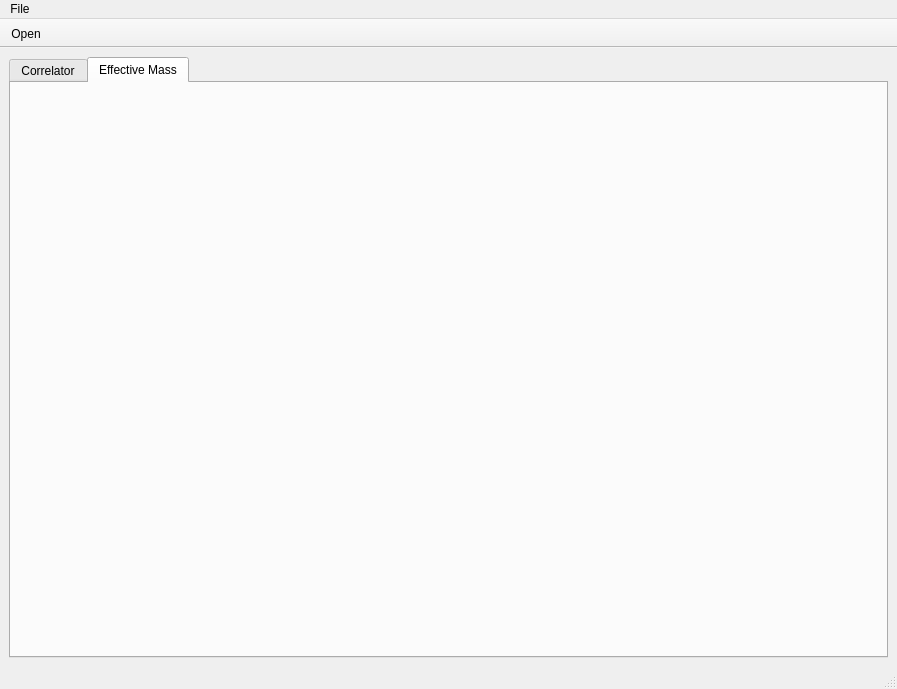
Qt form mainwindow.ui (aportelli/Plateau) before a commit.
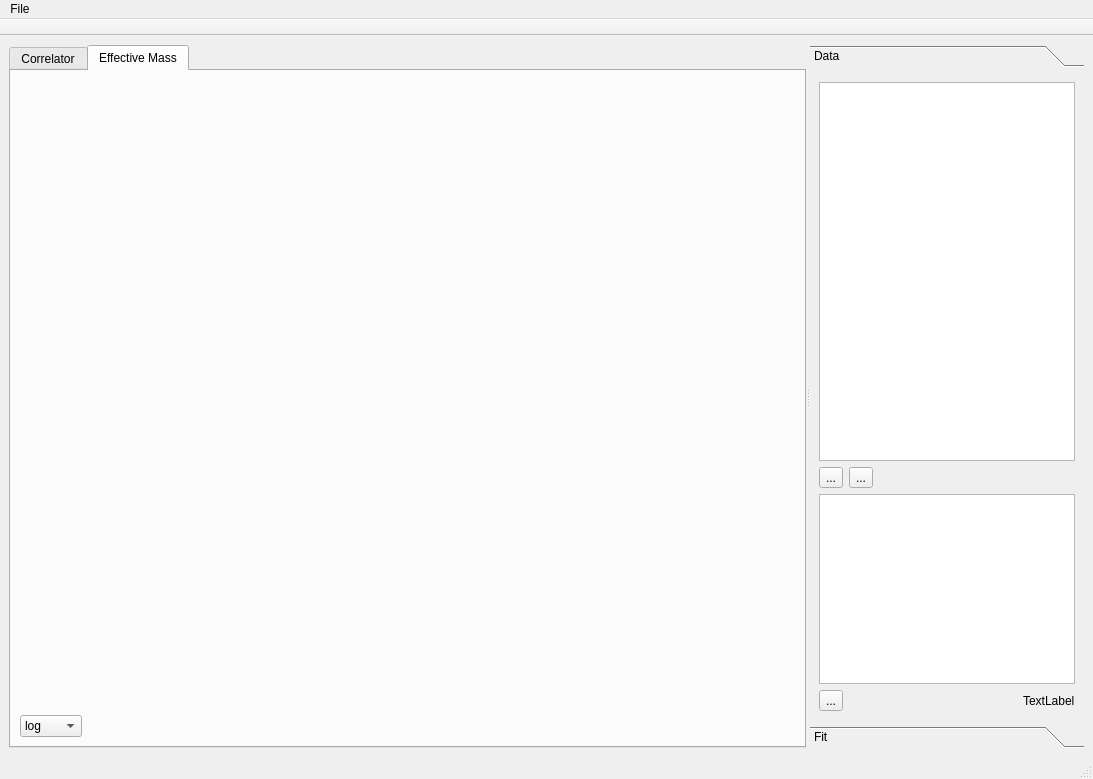
The same form after that commit. The open tabs and pages were chosen to show the change.

Commit message: MVC implementation of data file list, does not load anything yet

Diff of the .ui file:
```diff
--- a/mainwindow.ui
+++ b/mainwindow.ui
@@ -6,17 +6,27 @@
    <rect>
     <x>0</x>
     <y>0</y>
-    <width>897</width>
-    <height>689</height>
+    <width>1093</width>
+    <height>779</height>
    </rect>
   </property>
   <property name="windowTitle">
    <string>MainWindow</string>
   </property>
   <widget class="QWidget" name="centralwidget">
-   <layout class="QGridLayout" name="gridLayout">
-    <item row="0" column="0">
+   <layout class="QVBoxLayout" name="verticalLayout">
+    <item>
+     <widget class="QSplitter" name="splitter">
+      <property name="orientation">
+       <enum>Qt::Horizontal</enum>
+      </property>
      <widget class="QTabWidget" name="tabWidget">
+       <property name="sizePolicy">
+        <sizepolicy hsizetype="Preferred" vsizetype="Preferred">
+         <horstretch>3</horstretch>
+         <verstretch>0</verstretch>
+        </sizepolicy>
+       </property>
       <property name="currentIndex">
        <number>0</number>
       </property>
@@ -66,10 +76,179 @@
        <layout class="QVBoxLayout" name="verticalLayout2">
         <item>
          <widget class="QWidget" name="emPlot" native="true">
-          <layout class="QHBoxLayout" name="emPlotLayout"/>
-         </widget>
-        </item>
-       </layout>
+           <layout class="QHBoxLayout" name="emPlotLayout">
+            <property name="spacing">
+             <number>0</number>
+            </property>
+            <property name="leftMargin">
+             <number>0</number>
+            </property>
+            <property name="topMargin">
+             <number>0</number>
+            </property>
+            <property name="rightMargin">
+             <number>0</number>
+            </property>
+            <property name="bottomMargin">
+             <number>0</number>
+            </property>
+           </layout>
+          </widget>
+         </item>
+         <item>
+          <layout class="QHBoxLayout" name="horizontalLayout_2">
+           <item>
+            <widget class="QComboBox" name="comboBox">
+             <item>
+              <property name="text">
+               <string>log</string>
+              </property>
+             </item>
+             <item>
+              <property name="text">
+               <string>acosh</string>
+              </property>
+             </item>
+            </widget>
+           </item>
+           <item>
+            <spacer name="horizontalSpacer_2">
+             <property name="orientation">
+              <enum>Qt::Horizontal</enum>
+             </property>
+             <property name="sizeHint" stdset="0">
+              <size>
+               <width>40</width>
+               <height>20</height>
+              </size>
+             </property>
+            </spacer>
+           </item>
+          </layout>
+         </item>
+        </layout>
+       </widget>
+      </widget>
+      <widget class="QToolBox" name="toolBox">
+       <property name="sizePolicy">
+        <sizepolicy hsizetype="Preferred" vsizetype="Preferred">
+         <horstretch>0</horstretch>
+         <verstretch>0</verstretch>
+        </sizepolicy>
+       </property>
+       <property name="currentIndex">
+        <number>0</number>
+       </property>
+       <widget class="QWidget" name="dataPage">
+        <property name="geometry">
+         <rect>
+          <x>0</x>
+          <y>0</y>
+          <width>274</width>
+          <height>640</height>
+         </rect>
+        </property>
+        <attribute name="label">
+         <string>Data</string>
+        </attribute>
+        <layout class="QVBoxLayout" name="verticalLayout_2">
+         <item>
+          <widget class="QTableView" name="dataTableView">
+           <property name="sizePolicy">
+            <sizepolicy hsizetype="Expanding" vsizetype="Expanding">
+             <horstretch>0</horstretch>
+             <verstretch>2</verstretch>
+            </sizepolicy>
+           </property>
+          </widget>
+         </item>
+         <item>
+          <layout class="QHBoxLayout" name="horizontalLayout_3">
+           <item>
+            <widget class="QToolButton" name="addDataButton">
+             <property name="text">
+              <string>...</string>
+             </property>
+            </widget>
+           </item>
+           <item>
+            <widget class="QToolButton" name="removeDataButton">
+             <property name="text">
+              <string>...</string>
+             </property>
+            </widget>
+           </item>
+           <item>
+            <spacer name="horizontalSpacer_3">
+             <property name="orientation">
+              <enum>Qt::Horizontal</enum>
+             </property>
+             <property name="sizeHint" stdset="0">
+              <size>
+               <width>40</width>
+               <height>20</height>
+              </size>
+             </property>
+            </spacer>
+           </item>
+          </layout>
+         </item>
+         <item>
+          <widget class="QPlainTextEdit" name="combineTextEdit">
+           <property name="sizePolicy">
+            <sizepolicy hsizetype="Expanding" vsizetype="Expanding">
+             <horstretch>0</horstretch>
+             <verstretch>1</verstretch>
+            </sizepolicy>
+           </property>
+          </widget>
+         </item>
+         <item>
+          <layout class="QHBoxLayout" name="horizontalLayout_4">
+           <item>
+            <widget class="QToolButton" name="toolButton">
+             <property name="text">
+              <string>...</string>
+             </property>
+            </widget>
+           </item>
+           <item>
+            <spacer name="horizontalSpacer_4">
+             <property name="orientation">
+              <enum>Qt::Horizontal</enum>
+             </property>
+             <property name="sizeHint" stdset="0">
+              <size>
+               <width>40</width>
+               <height>20</height>
+              </size>
+             </property>
+            </spacer>
+           </item>
+           <item>
+            <widget class="QLabel" name="label">
+             <property name="text">
+              <string>TextLabel</string>
+             </property>
+            </widget>
+           </item>
+          </layout>
+         </item>
+        </layout>
+       </widget>
+       <widget class="QWidget" name="page_4">
+        <property name="geometry">
+         <rect>
+          <x>0</x>
+          <y>0</y>
+          <width>274</width>
+          <height>640</height>
+         </rect>
+        </property>
+        <attribute name="label">
+         <string>Fit</string>
+        </attribute>
+       </widget>
       </widget>
      </widget>
     </item>
@@ -80,7 +259,7 @@
     <rect>
      <x>0</x>
      <y>0</y>
-     <width>897</width>
+     <width>1093</width>
      <height>22</height>
     </rect>
    </property>
@@ -106,7 +285,6 @@
    <attribute name="toolBarBreak">
     <bool>false</bool>
    </attribute>
-   <addaction name="actionOpen"/>
   </widget>
   <action name="actionOpen">
    <property name="text">
```
Left out of the diff: 65 changed lines with no effect on the pictures. Lines whose indentation alone changed are shown as unchanged. The commit also changes 6 other files.
